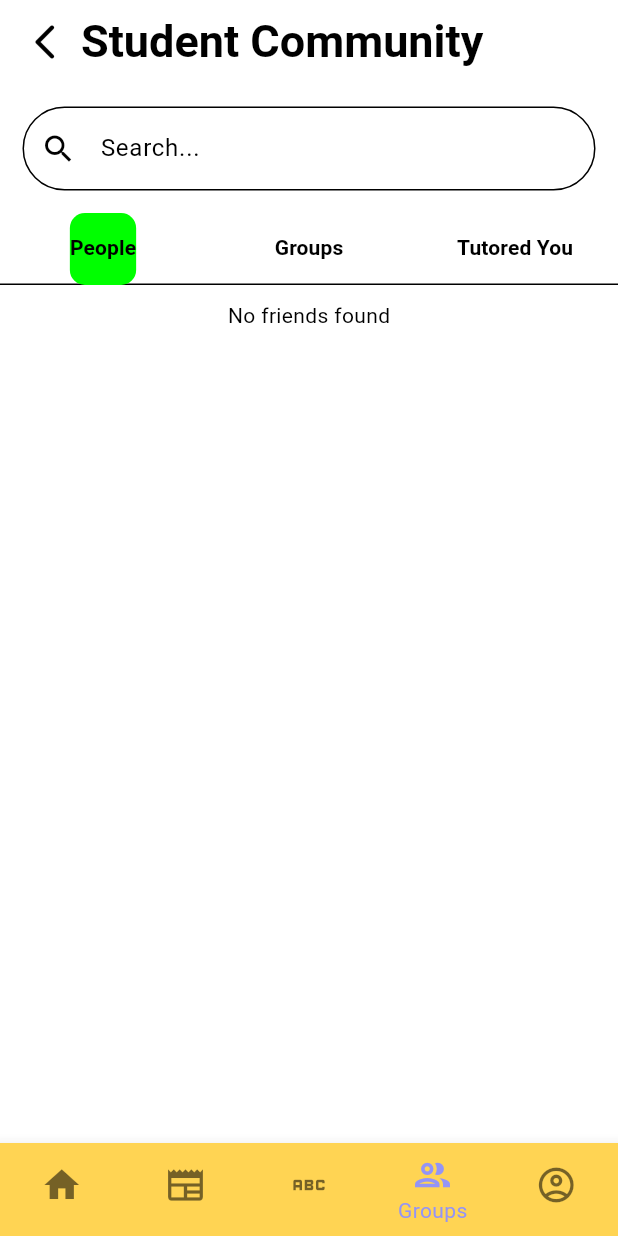
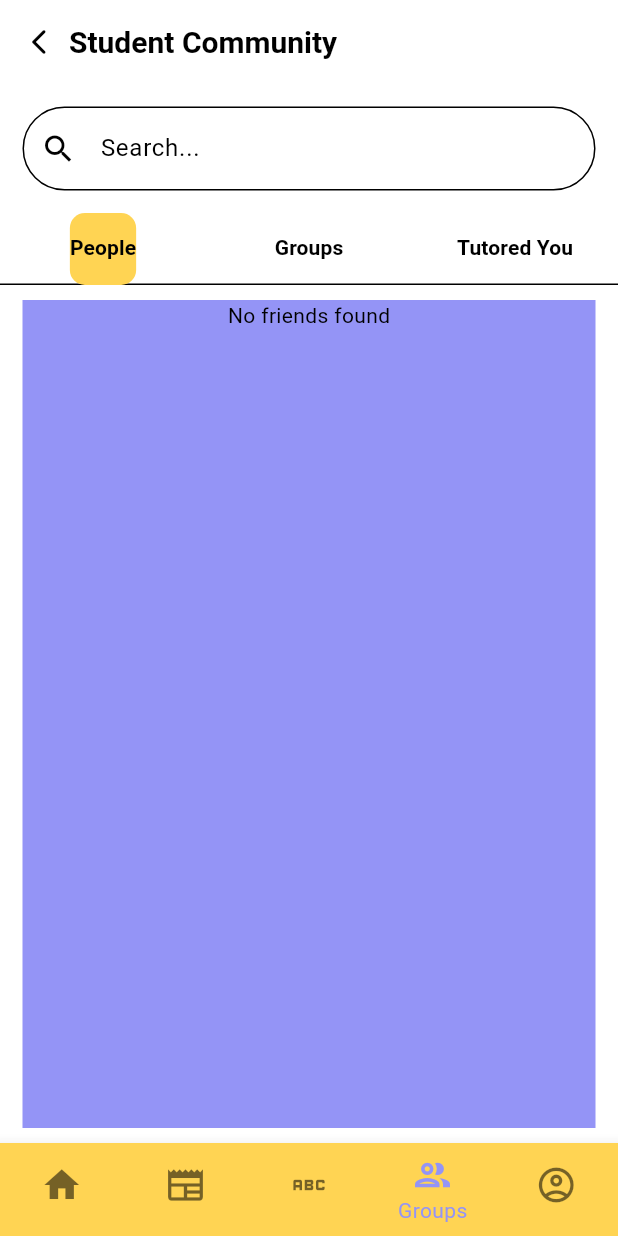
Before and after one commit to CapstoneProject-Group-32/LearnPro, a Flutter app: the screen it shows once a user with an empty profile is signed in, item 4 of the bottom bar chosen, on a phone screen of 412 x 824 dp. Run offline on Flutter 3.47's test engine with Material 3 defaults, Android fonts, the phone set to English and light mode, and no system bars; our stand-ins replace cached_network_image, card_swiper, cloud_firestore, file_picker, firebase_auth, firebase_core and 5 more; missing offline and left inert: internet_file, pdfx; accounts and stored records are empty.

Commit message:
dark and light mode update

```diff
--- a/Front-End/lib/Screens/Community/community_tabbar.dart
+++ b/Front-End/lib/Screens/Community/community_tabbar.dart
@@ -3,7 +3,6 @@ import 'package:flutter/material.dart';
 
 import 'package:flutter_application_1/Screens/Community/find_studybuddies.dart';
 
-import 'package:flutter_application_1/Screens/learndesk_page.dart';
 import 'package:flutter_application_1/Widgets/navigation_bar.dart';
 import 'package:flutter_application_1/group/joined_group_screen.dart';
 
@@ -83,7 +82,7 @@ class _CommunityTabBarState extends State<CommunityTabBar>
               children: [
                 Icon(
                   Icons.arrow_back_ios_new_rounded,
-                  size: 28,
+                  size: 20,
                   color: Colors.black,
                 ),
                 SizedBox(
@@ -93,7 +92,7 @@ class _CommunityTabBarState extends State<CommunityTabBar>
                   "Student Community",
                   style: TextStyle(
                     fontWeight: FontWeight.bold,
-                    fontSize: 30,
+                    fontSize: 20,
                     color: Colors.black,
                   ),
                 ),
@@ -124,7 +123,7 @@ class _CommunityTabBarState extends State<CommunityTabBar>
                           child: const Icon(Icons.search),
                         ),
                         border: OutlineInputBorder(
-                          borderRadius: BorderRadius.circular(40),
+                          borderRadius: BorderRadius.circular(35),
                         ),
                       ),
                     ),
@@ -132,7 +131,7 @@ class _CommunityTabBarState extends State<CommunityTabBar>
                   TabBar(
                     controller: _tabController,
                     indicator: BoxDecoration(
-                      color: const Color(0xFF00FF00),
+                      color: Theme.of(context).colorScheme.primary,
                       borderRadius: BorderRadius.circular(10),
                     ),
                     tabs: [
--- a/Front-End/lib/Screens/Library/learning_tabbar.dart
+++ b/Front-End/lib/Screens/Library/learning_tabbar.dart
@@ -46,7 +46,7 @@ class _LearningTabBarState extends State<LearningTabBar>
               children: [
                 Icon(
                   Icons.arrow_back_ios_new_rounded,
-                  size: 28,
+                  size: 20,
                   color: Colors.black,
                 ),
                 SizedBox(
@@ -56,7 +56,7 @@ class _LearningTabBarState extends State<LearningTabBar>
                   "Library",
                   style: TextStyle(
                     fontWeight: FontWeight.bold,
-                    fontSize: 30,
+                    fontSize: 20,
                     color: Colors.black,
                   ),
                 ),
--- a/Front-End/lib/Widgets/navigation_bar.dart
+++ b/Front-End/lib/Widgets/navigation_bar.dart
@@ -36,8 +36,8 @@ class _NavigationBarBottomState extends State<NavigationBarBottom> {
       body: _screens[_selectedIndex],
       bottomNavigationBar: BottomNavigationBar(
         showUnselectedLabels: false,
-        backgroundColor: const Color(0xffFFD453),
-        selectedItemColor: const Color(0Xff9494f6),
+        backgroundColor: Theme.of(context).colorScheme.primary,
+        selectedItemColor: Theme.of(context).colorScheme.background,
         iconSize: 28,
         type: BottomNavigationBarType.fixed,
         onTap: _navigateBottomBar,
--- a/Front-End/lib/theme/dark_theme.dart
+++ b/Front-End/lib/theme/dark_theme.dart
@@ -2,7 +2,11 @@ import 'package:flutter/material.dart';
 
 ThemeData darkTheme = ThemeData(
   brightness: Brightness.dark,
+  appBarTheme: const AppBarTheme(
+    backgroundColor: Colors.transparent,
+  ),
   colorScheme: const ColorScheme.dark(
-    background: Colors.black,
+    background: Color.fromARGB(209, 158, 158, 158),
+    primary: Color.fromARGB(83, 244, 255, 83),
   ),
 );
--- a/Front-End/lib/theme/light_theme.dart
+++ b/Front-End/lib/theme/light_theme.dart
@@ -7,5 +7,6 @@ ThemeData lightTheme = ThemeData(
   ),
   colorScheme: const ColorScheme.light(
     background: Color(0Xff9494f6),
+    primary: Color(0xffFFD453),
   ),
 );
```
Also changed, not shown: Front-End/lib/Screens/Community/find_studybuddies.dart (+17 -12 lines), Front-End/lib/Screens/Library/libray_page.dart (+9 -7 lines), Front-End/lib/Screens/Profile/user_profile.dart (+24 -19 lines), Front-End/lib/Screens/home_page.dart (+19 -14 lines), Front-End/lib/Screens/learndesk_page.dart (+8 -8 lines).
